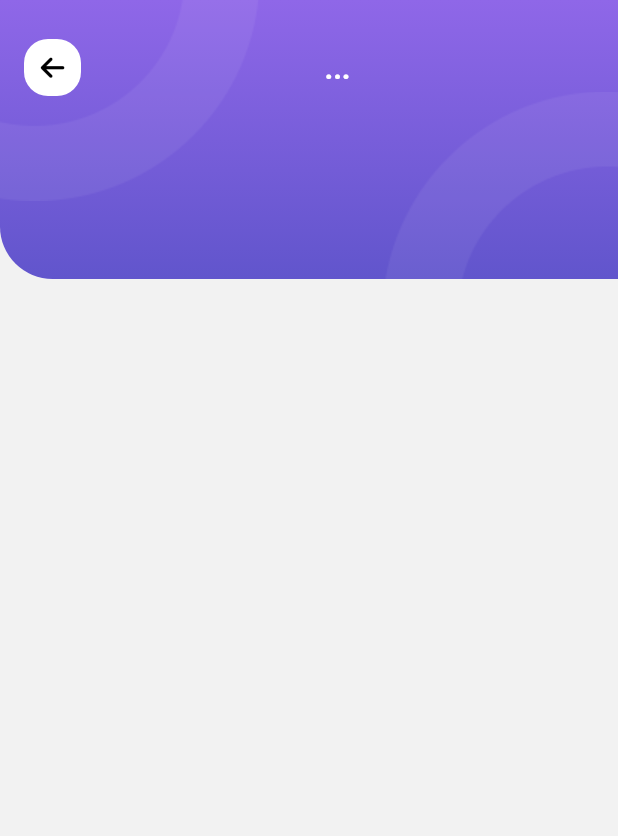
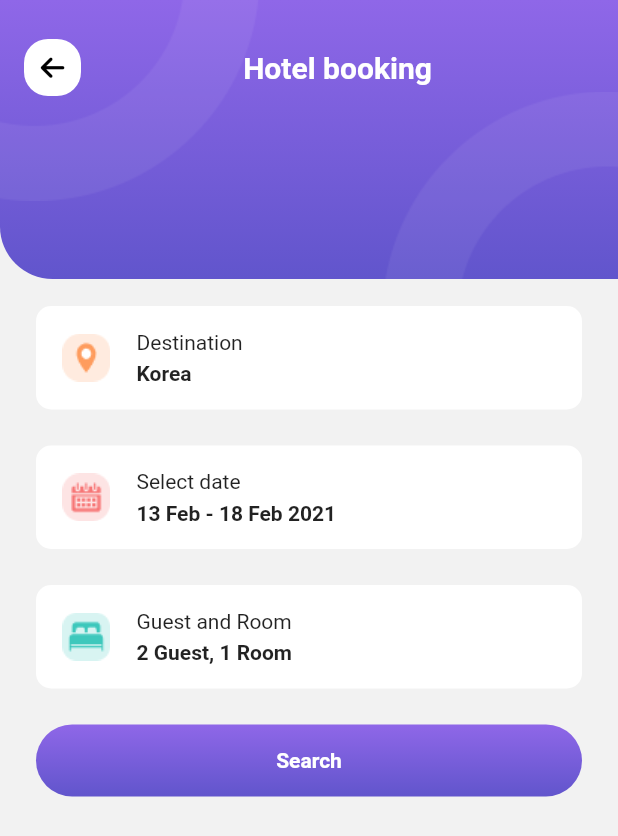
Before and after one commit to bhtri/flutter-travel-app, a Flutter app: the AppBarContainer screen opened directly, on a phone screen of 412 x 824 dp. Shown: the top 836 px of the screen. Run offline on Flutter 3.47's test engine with Material 2 defaults, Android fonts, the phone set to English and light mode, and no system bars; our stand-ins replace font_awesome_flutter, hive, salomon_bottom_bar, smooth_page_indicator; accounts and stored records are empty.

Commit message:
✅ #13 Make Booking Hotel Screen

```diff
--- a/lib/representation/screen/hotel_booking_screen.dart
+++ b/lib/representation/screen/hotel_booking_screen.dart
@@ -1,5 +1,9 @@
 import 'package:flutter/material.dart';
+import 'package:travel_app/core/constants/dimension_constants.dart';
+import 'package:travel_app/core/helpers/asset_helper.dart';
 import 'package:travel_app/representation/widget/app_bar_container.dart';
+import 'package:travel_app/representation/widget/button_widget.dart';
+import 'package:travel_app/representation/widget/item_booking_widget.dart';
 
 class HotelBookingScreen extends StatefulWidget {
   const HotelBookingScreen({super.key});
@@ -14,9 +18,40 @@ class _HotelBookingScreenState extends State<HotelBookingScreen> {
   @override
   Widget build(BuildContext context) {
     return AppBarContainer(
-      titleString: '...',
+      titleString: 'Hotel booking',
       implementLeading: true,
-      child: Container(),
+      child: SingleChildScrollView(
+        child: Column(
+          children: [
+            const SizedBox(height: kMediumPadding * 2),
+            ItemBookingWidget(
+              icon: AssetHelper.icoLocation,
+              title: 'Destination',
+              description: 'Korea',
+              onTap: () {},
+            ),
+            const SizedBox(height: kMediumPadding),
+            ItemBookingWidget(
+              icon: AssetHelper.icoCalendal,
+              title: 'Select date',
+              description: '13 Feb - 18 Feb 2021',
+              onTap: () {},
+            ),
+            const SizedBox(height: kMediumPadding),
+            ItemBookingWidget(
+              icon: AssetHelper.icoBed,
+              title: 'Guest and Room',
+              description: '2 Guest, 1 Room',
+              onTap: () {},
+            ),
+            const SizedBox(height: kMediumPadding),
+            ButtonWidget(
+              title: 'Search',
+              tap: () {},
+            )
+          ],
+        ),
+      ),
     );
   }
 }
--- a/lib/representation/widget/item_booking_widget.dart
+++ b/lib/representation/widget/item_booking_widget.dart
@@ -1,13 +1,25 @@
 import 'package:flutter/material.dart';
 import 'package:travel_app/core/constants/dimension_constants.dart';
-import 'package:travel_app/core/helpers/asset_helper.dart';
 
 class ItemBookingWidget extends StatelessWidget {
-  const ItemBookingWidget({super.key});
+  const ItemBookingWidget({
+    super.key,
+    required this.icon,
+    required this.title,
+    required this.description,
+    this.onTap,
+  });
+
+  final String icon;
+  final String title;
+  final String description;
+  final Function()? onTap;
 
   @override
   Widget build(BuildContext context) {
-    return Container(
+    return GestureDetector(
+      onTap: onTap,
+      child: Container(
         padding: const EdgeInsets.all(kDefaultPadding),
         decoration: const BoxDecoration(
           color: Colors.white,
@@ -15,20 +27,19 @@ class ItemBookingWidget extends StatelessWidget {
         ),
         child: Row(
           children: [
-          Image.asset(AssetHelper.icoLocation),
-          const SizedBox(width: kItemPadding),
+            Image.asset(icon, width: 35, height: 35),
+            const SizedBox(width: kDefaultPadding),
             Column(
-            children: const [
-              Text(
-                'data',
-                style: TextStyle(fontWeight: FontWeight.bold),
-              ),
-              SizedBox(height: kItemPadding),
-              Text('data'),
+              crossAxisAlignment: CrossAxisAlignment.start,
+              children: [
+                Text(title),
+                const SizedBox(height: kMinPadding),
+                Text(description, style: const TextStyle(fontWeight: FontWeight.bold)),
               ],
             ),
           ],
         ),
+      ),
     );
   }
 }
```
Lines whose indentation alone changed are shown as unchanged.
